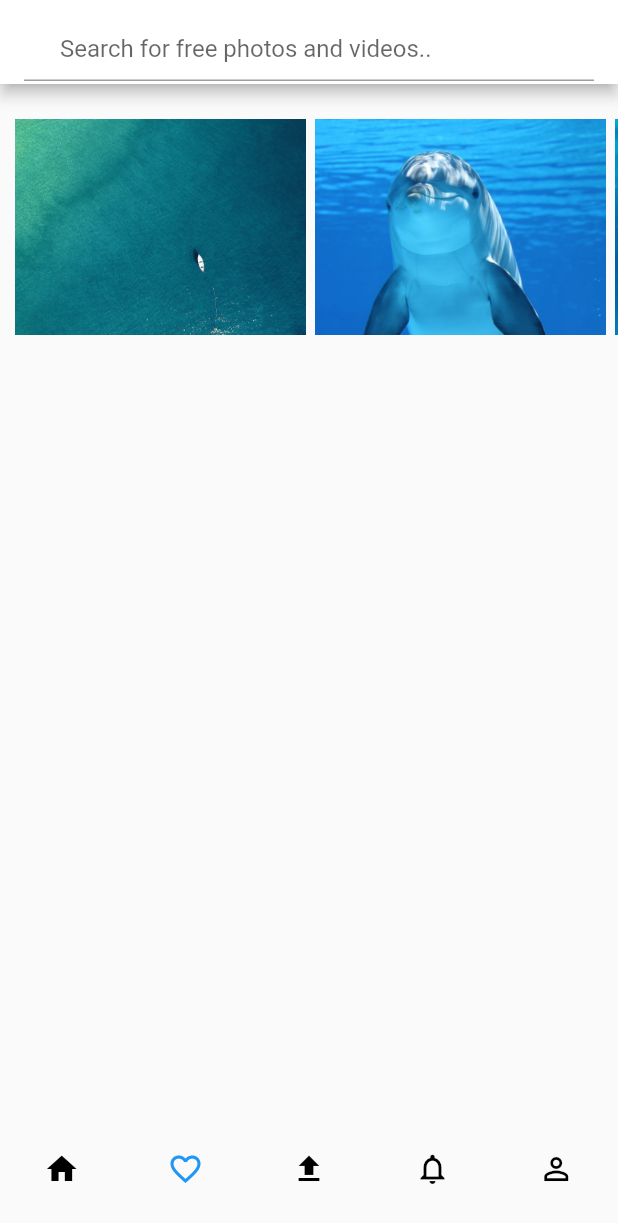
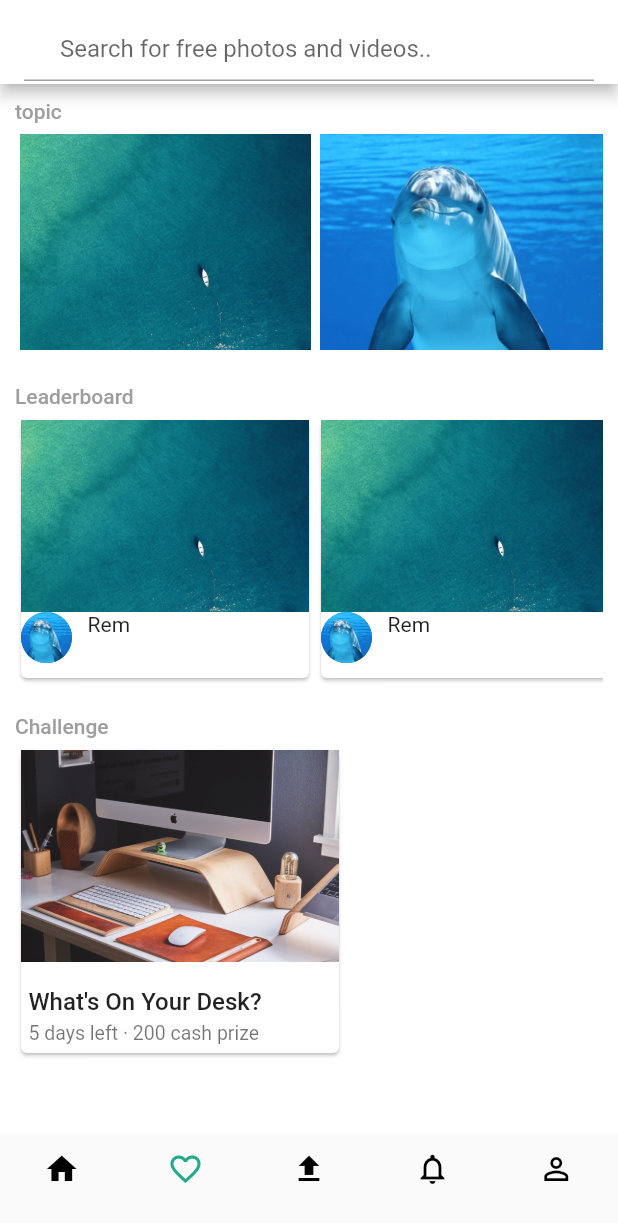
Before and after one commit to nguyentuyetnhungpht/ImageApp, a Flutter app: the screen it shows after launch, item 2 of the bottom bar chosen, on a phone screen of 412 x 824 dp. Shown: the top 1223 px of the screen. Run offline on Flutter 3.47's test engine with Material 2 defaults, Android fonts, the phone set to English and light mode, and no system bars; missing offline and left inert: dart:ffi.

Commit message:
challenge list

```diff
--- a/lib/HomePage.dart
+++ b/lib/HomePage.dart
@@ -52,7 +52,8 @@ class _HomePageState extends State<HomePage>
                 crossAxisAlignment: CrossAxisAlignment.start,
                 children: <Widget>[
                   new ClipRRect(
-                    child: new Image.asset("assets/3.jpeg"),
+                    child: new Image.asset("assets/5.jpeg", fit: BoxFit.cover,),
+
                      borderRadius: BorderRadius.only(
                        topLeft: new Radius.circular(3.0),
                        topRight: new Radius.circular(3.0),
@@ -69,7 +70,7 @@ class _HomePageState extends State<HomePage>
                            children: <Widget>[
                             CircleAvatar(
                                 radius: 17,
-                                backgroundImage: AssetImage('assets/2.jpeg')),
+                                backgroundImage: AssetImage('assets/1.jpeg')),
                              new Expanded(child: new Text('   Rem'),),
                             IconButton(
                               icon: Icon(Icons.favorite_border),
--- a/lib/ListPage.dart
+++ b/lib/ListPage.dart
@@ -1,8 +1,6 @@
 import 'package:flutter/material.dart';
 
 class ListPage extends StatefulWidget {
-
-
   @override
   _ListPageState createState() => _ListPageState();
 }
@@ -24,14 +22,84 @@ class _ListPageState extends State<ListPage>
   }
 
   // ignore: non_constant_identifier_names
-  Container MyTopic(String imgVal){
+  Container MyTopic(String imgVal) {
     return Container(
       padding: EdgeInsets.all(3.0),
       width: 200.0,
       child: Image.asset(
         imgVal,
-                  fit: BoxFit.cover,),
+        fit: BoxFit.cover,
+      ),
     );
+  }
+
+  // ignore: non_constant_identifier_names
+  Container Challenge(
+      String imgVal, String title_challenge, String detail_challenge) {
+    return Container(
+      padding: EdgeInsets.all(0.0),
+      width: 220.0,
+      child: Card(
+        child: Wrap(children: <Widget>[
+        Image.asset(
+          imgVal,
+          fit: BoxFit.cover,
+        ),
+        ListTile(
+          contentPadding: EdgeInsets.only(
+            left: 5.0,
+          ),
+          title: Text(
+            title_challenge,
+            style: TextStyle(fontWeight: FontWeight.w500),
+          ),
+          subtitle: Text(
+            detail_challenge,
+            style: TextStyle(fontSize: 13.0),
+          ),
+        )
+      ])),
+    );
+  }
+
+  // ignore: non_constant_identifier_names
+  Container Learder_board(String imgVal, String avaVal, String name) {
+    return Container(
+      padding: EdgeInsets.all(0.0),
+      width: 200.0,
+      child: Card(
+          child: Wrap(children: <Widget>[
+        Image.asset(
+          imgVal,
+          fit: BoxFit.cover,
+        ),
+        CircleAvatar(radius: 17, backgroundImage: AssetImage(avaVal)),
+        new Expanded(
+          child: new Text('   ' + name),
+        ),
+      ])),
+    );
+  }
+
+  Container Title(String title) {
+    return Container(
+        height: 30,
+        child: Row(children: <Widget>[
+          Container(
+            height: 30,
+            padding: EdgeInsets.only(
+              top: 10.0,
+              left: 10.0,
+            ),
+            child: Text(
+              title,
+              style: TextStyle(
+                  color: Colors.grey,
+                  fontWeight: FontWeight.w500,
+                  fontSize: 14.0),
+            ),
+          )
+        ]));
   }
 
   @override
@@ -47,16 +115,25 @@ class _ListPageState extends State<ListPage>
                   prefix: Icon(
                     Icons.search,
                     color: Colors.black,
-            )
-          )
-        ),
+                  ))),
         ),
         body: Container(
-          margin: EdgeInsets.symmetric(vertical: 20.0),
+            color: Colors.white,
+            child: Column(
+              children: <Widget>[
+                Container(
+                  constraints: BoxConstraints.expand(
+                      height: MediaQuery.of(context).size.height - 157),
+                  child: ListView(
+                    padding: EdgeInsets.zero,
+                    children: <Widget>[
+                      Title('topic'),
+                      Container(
+                        margin: EdgeInsets.only(
+                            left: 10.0, right: 10.0, bottom: 10.0, top: 0.0),
                         height: 150.0,
                         child: ListView(
                           scrollDirection: Axis.horizontal,
-            padding: EdgeInsets.fromLTRB(7.0,0,7.0,0),
                           children: <Widget>[
                             MyTopic("assets/3.jpeg"),
                             MyTopic("assets/4.jpeg"),
@@ -70,7 +147,40 @@ class _ListPageState extends State<ListPage>
                           ],
                         ),
                       ),
-
-    );
+                      Title('Leaderboard'),
+                      Container(
+                          margin: EdgeInsets.only(
+                              left: 10.0, right: 10.0, bottom: 10.0, top: 0.0),
+                          height: 180.0,
+                          child: ListView(
+                              scrollDirection: Axis.horizontal,
+                              children: <Widget>[
+                                Learder_board(
+                                    "assets/3.jpeg", "assets/4.jpeg", "Rem"),
+                                Learder_board(
+                                    "assets/3.jpeg", "assets/4.jpeg", "Rem"),
+                              ])),
+                      Title('Challenge'),
+                      Container(
+                          margin: EdgeInsets.only(
+                              left: 10.0, right: 10.0, bottom: 10.0, top: 0.0),
+                          height: 210.0,
+                          child: ListView(
+                              scrollDirection: Axis.horizontal,
+                              children: <Widget>[
+                                Container(
+                                  child: Row(children: <Widget>[
+                                    Challenge(
+                                        "assets/challenge.jpg",
+                                        "What's On Your Desk?",
+                                        "5 days left · 200 cash prize"),
+                                  ]),
+                                ),
+                              ])),
+                    ],
+                  ),
+                )
+              ],
+            )));
   }
 }
--- a/lib/UserPage.dart
+++ b/lib/UserPage.dart
@@ -24,18 +24,20 @@ class _UserPageState extends State<UserPage>
     _controller.dispose();
   }
 
-   Container MyTopic(String imgVal){
+  Container MyTopic(String imgVal) {
     return Container(
       padding: EdgeInsets.all(3.0),
       width: 200.0,
       child: Image.asset(
         imgVal,
-                  fit: BoxFit.cover,),
+        fit: BoxFit.cover,
+      ),
     );
   }
 
   // ignore: non_constant_identifier_names
-  Container Profile_info(String number, String title, double r, double l, double t ){
+  Container Profile_info(
+      String number, String title, double r, double l, double t) {
     return Container(
       margin: EdgeInsets.only(
         right: r,
@@ -46,8 +48,7 @@ class _UserPageState extends State<UserPage>
         children: <Widget>[
           Text(
             number,
-                    style: TextStyle(
-                        fontWeight: FontWeight.w500),
+            style: TextStyle(fontWeight: FontWeight.w500),
           ),
           Text(
             title,
@@ -75,10 +76,7 @@ class _UserPageState extends State<UserPage>
                 children: <Widget>[
                   Container(
                     margin: new EdgeInsets.only(
-                      left: 10.0,
-                      right: 10.0,
-                      bottom: 10.0,
-                      top: 30.0),
+                        left: 10.0, right: 10.0, bottom: 10.0, top: 30.0),
                     height: 100,
                     child: Column(
                       children: <Widget>[
@@ -92,7 +90,8 @@ class _UserPageState extends State<UserPage>
                                 child: CircleAvatar(
                                     radius: 20,
                                     backgroundImage:
-                                        AssetImage('assets/4.jpeg'))),
+                                        AssetImage('assets/4.jpeg'))
+                            ),
                             Column(
                               children: <Widget>[
                                 Row(
@@ -126,8 +125,15 @@ class _UserPageState extends State<UserPage>
                                 Row(
                                   children: <Widget>[
                                     //right, left,top, bottom
-                                    Profile_info('227k', 'views', 30.0, 0.0, 10.0),
-                                    Profile_info('22k', '30-days rank',100.0, 0.0, 10.0,),
+                                    Profile_info(
+                                        '227k', 'views', 30.0, 0.0, 10.0),
+                                    Profile_info(
+                                      '22k',
+                                      '30-days rank',
+                                      100.0,
+                                      0.0,
+                                      10.0,
+                                    ),
                                   ],
                                 ),
                               ],
@@ -140,9 +146,7 @@ class _UserPageState extends State<UserPage>
                   Container(
                     height: 40,
                     decoration: BoxDecoration(
-                              border: Border.all(
-                                  width: 1, color: Color(0xFFE7E7E7))
-                          ),
+                        border: Border.all(width: 1, color: Color(0xFFE7E7E7))),
                     child: Row(
                       children: <Widget>[
                         Container(
@@ -160,10 +164,10 @@ class _UserPageState extends State<UserPage>
                           height: 30,
                           child: FlatButton(
                             padding: EdgeInsets.zero,
-                            child: Text(
-                              'Edit Profile',
-                              style: TextStyle(color: Colors.grey, fontWeight: FontWeight.w300)
-                            ),
+                            child: Text('Edit Profile',
+                                style: TextStyle(
+                                    color: Colors.grey,
+                                    fontWeight: FontWeight.w300)),
                             onPressed: () {},
                           ),
                         ),
@@ -171,7 +175,7 @@ class _UserPageState extends State<UserPage>
                     ),
                   ),
                   Container(
-                    color: Color.fromARGB(249,249,249,249),
+                      color: Color.fromARGB(225, 249, 249, 249),
                       height: 470,
                       child: GridView.count(
                         primary: false,
@@ -192,7 +196,6 @@ class _UserPageState extends State<UserPage>
                           MyTopic("assets/1.jpeg"),
                         ],
                       )),
-                  Column()
                 ],
               ),
             )
--- a/lib/main.dart
+++ b/lib/main.dart
@@ -85,7 +85,7 @@ class _MyBottomNavigationBarState extends State<MyBottomNavigationBar>
                   ),
                 ],
                 unselectedLabelColor: Colors.black,
-                labelColor: Colors.blue,
+                labelColor: Color.fromARGB(225,5,160,129),
                 indicatorColor: Colors.transparent,
               ),
             )));
--- a/pubspec.yaml
+++ b/pubspec.yaml
@@ -54,6 +54,7 @@ flutter:
     - assets/3.jpeg
     - assets/4.jpeg
     - assets/5.jpeg
+    - assets/challenge.jpg
 
   # An image asset can refer to one or more resolution-specific "variants", see
   # https://flutter.dev/assets-and-images/#resolution-aware.
```
Also changed, not shown: assets/challenge.jpg (added). Lines whose indentation alone changed are shown as unchanged.
